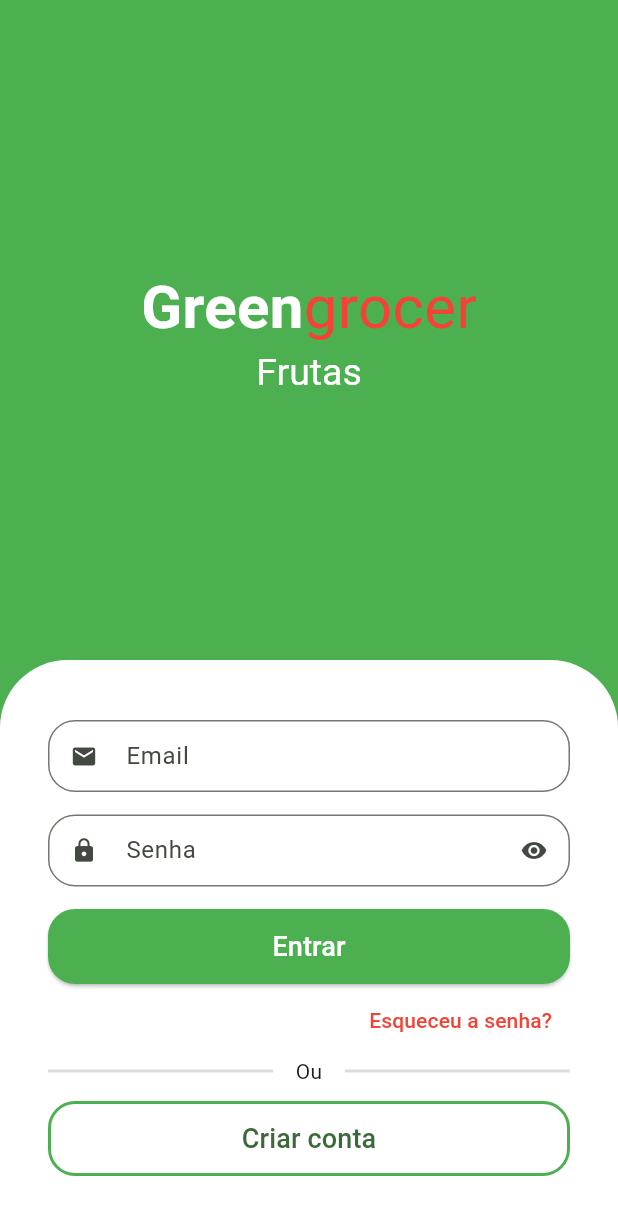
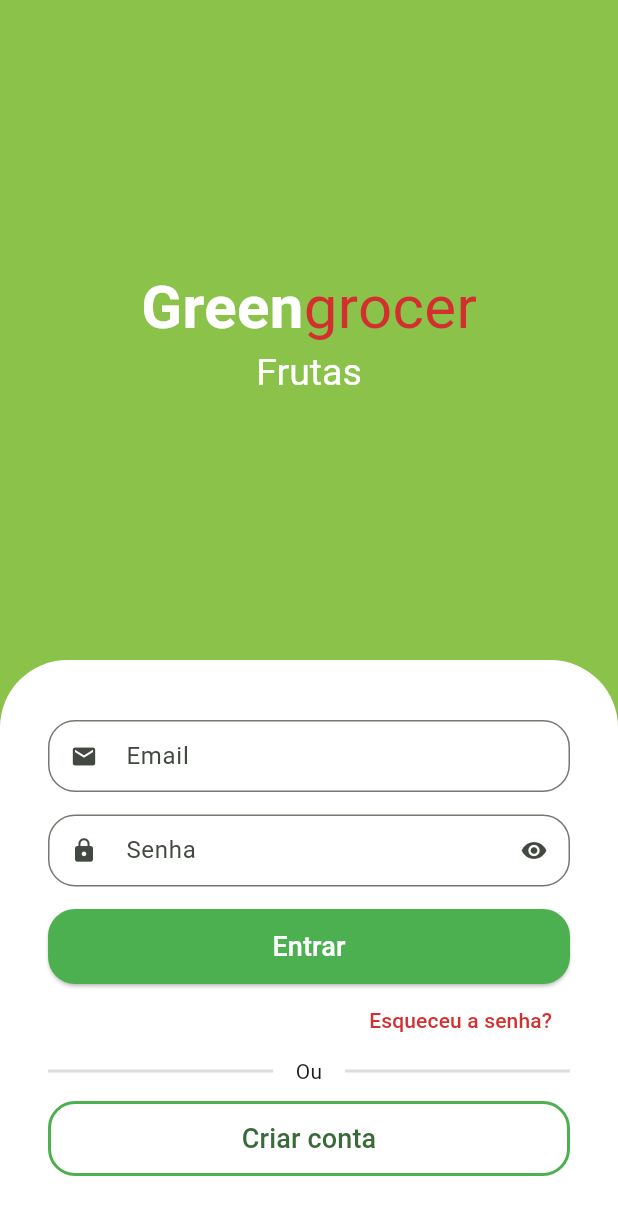
Before and after one commit to johncobain/greengrocer, a Flutter app: the screen it shows after launch, on a phone screen of 412 x 824 dp. Shown: the top 1215 px of the screen. Run offline on Flutter 3.47's test engine with Material 3 defaults, Android fonts, the phone set to English and light mode, and no system bars; drawn by our look-alikes of animated_text_kit.

Commit message:
custom collors

```diff
--- a/lib/src/auth/sign_in_screen.dart
+++ b/lib/src/auth/sign_in_screen.dart
@@ -1,6 +1,7 @@
 import 'package:animated_text_kit/animated_text_kit.dart';
 import 'package:flutter/material.dart';
 import 'package:greengrocer/src/auth/components/custom_text_field.dart';
+import 'package:greengrocer/src/config/custon_colors.dart';
 
 class SignInScreen extends StatelessWidget {
   const SignInScreen({super.key});
@@ -8,7 +9,7 @@ class SignInScreen extends StatelessWidget {
   @override
   Widget build(BuildContext context) {
     return Scaffold(
-      backgroundColor: Colors.green,
+      backgroundColor: CustomColors.customSwatchColor,
       body: Column(
         children: [
           Expanded(
@@ -16,13 +17,13 @@ class SignInScreen extends StatelessWidget {
               mainAxisAlignment: MainAxisAlignment.center,
               children: [
                 //Nome do app
-                 const Text.rich(
+                Text.rich(
                   TextSpan(
-                    style: TextStyle(
+                    style: const TextStyle(
                       fontSize: 40,
                     ),
                     children: [
-                      TextSpan(
+                      const TextSpan(
                         text: 'Green',
                         style: TextStyle(
                           color: Colors.white,
@@ -32,7 +33,7 @@ class SignInScreen extends StatelessWidget {
                       TextSpan(
                         text: 'grocer',
                         style: TextStyle(
-                          color: Colors.red,
+                          color: CustomColors.customContrastColor,
                         ),
                       ),
                     ],
@@ -109,10 +110,10 @@ class SignInScreen extends StatelessWidget {
                   alignment: Alignment.centerRight,
                   child: TextButton(
                     onPressed: () {},
-                    child: const Text(
+                    child: Text(
                       'Esqueceu a senha?',
                       style: TextStyle(
-                        color: Colors.red,
+                        color: CustomColors.customContrastColor,
                       ),
                     ),
                   ),
--- /dev/null
+++ b/lib/src/config/custon_colors.dart
@@ -0,0 +1,24 @@
+import 'package:flutter/material.dart';
+
+Map<int, Color> _swatchOpacity = {
+
+  50: const Color.fromRGBO(139, 195, 74, .1),
+  100: const Color.fromRGBO(139, 195, 74, .2),
+  200: const Color.fromRGBO(139, 195, 74, .3),
+  300: const Color.fromRGBO(139, 195, 74, .4),
+  400: const Color.fromRGBO(139, 195, 74, .5),
+  500: const Color.fromRGBO(139, 195, 74, .6),
+  600: const Color.fromRGBO(139, 195, 74, .7),
+  700: const Color.fromRGBO(139, 195, 74, .8),
+  800: const Color.fromRGBO(139, 195, 74, .9),
+  900: const Color.fromRGBO(139, 195, 74, 1),
+
+};
+
+
+abstract class CustomColors{
+  static Color customContrastColor = Colors.red.shade700;
+
+  static MaterialColor customSwatchColor = MaterialColor(0xFF8BC34A,  _swatchOpacity);
+
+}
```
